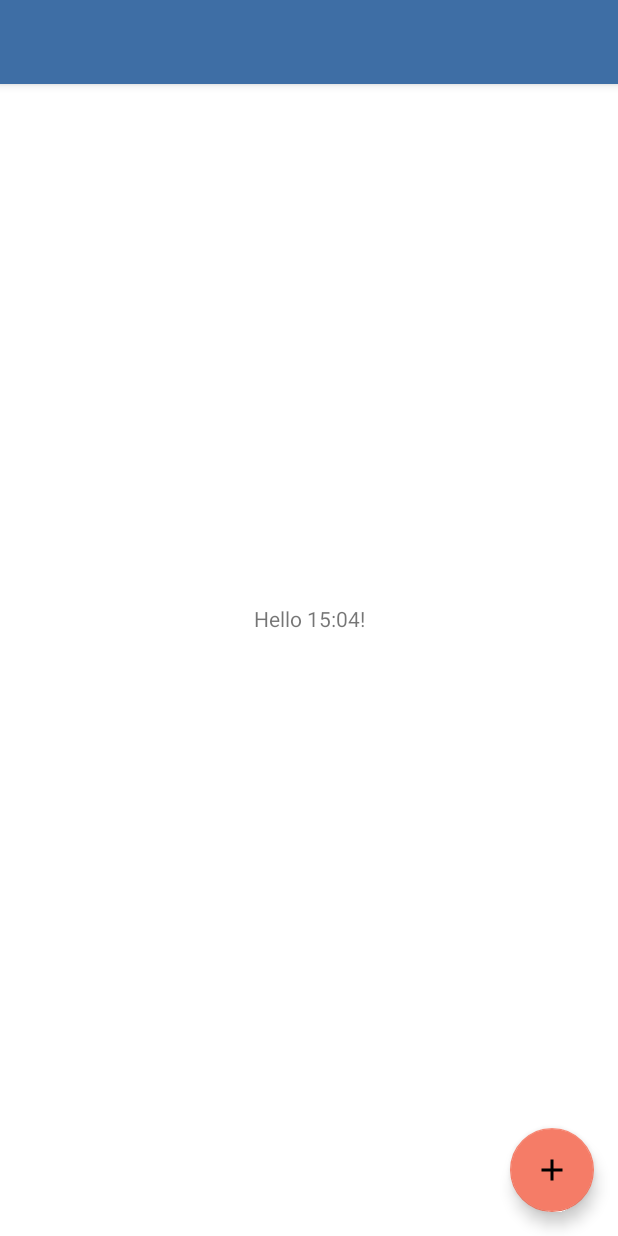
After one commit to trinkster/trinkster, an Android app: the layout activity_history.xml on its own in the app's theme, with its tools: preview values and no code run, on a phone screen of 412 x 824 dp. The commit adds this screen. Run offline under Robolectric (Android 15) with nearby library versions, the phone set to English and light mode, and no system bars.

Commit message:
Project Setup: - Added needed activities - Deleted tab-trials

```diff
--- a/app/src/main/java/ch/bfh/btx8108/trinkster/MainActivity.java
+++ b/app/src/main/java/ch/bfh/btx8108/trinkster/History.java
@@ -6,12 +6,12 @@ import android.support.v7.widget.Toolbar;
 import android.view.Menu;
 import android.view.MenuItem;
 
-public class MainActivity extends AppCompatActivity {
+public class History extends AppCompatActivity {
 
     @Override
     protected void onCreate(Bundle savedInstanceState) {
         super.onCreate(savedInstanceState);
-        setContentView(R.layout.activity_main);
+        setContentView(R.layout.activity_history);
         Toolbar myToolbar = (Toolbar) findViewById(R.id.my_toolbar);
         setSupportActionBar(myToolbar);
     }
--- /dev/null
+++ b/app/src/main/res/layout/activity_history.xml
@@ -0,0 +1,39 @@
+<?xml version="1.0" encoding="utf-8"?>
+<android.support.constraint.ConstraintLayout
+    xmlns:android="http://schemas.android.com/apk/res/android"
+    xmlns:app="http://schemas.android.com/apk/res-auto"
+    xmlns:tools="http://schemas.android.com/tools"
+    android:layout_width="match_parent"
+    android:layout_height="match_parent"
+    tools:context=".History">
+
+    <android.support.v7.widget.Toolbar
+        android:id="@+id/my_toolbar"
+        android:layout_width="match_parent"
+        android:layout_height="?attr/actionBarSize"
+        android:background="?attr/colorPrimary"
+        android:elevation="4dp"
+        android:theme="@style/ThemeOverlay.AppCompat.ActionBar"
+        app:popupTheme="@style/ThemeOverlay.AppCompat.Light"/>
+
+    <TextView
+        android:layout_width="wrap_content"
+        android:layout_height="wrap_content"
+        android:text="Hello 15:04!"
+        app:layout_constraintBottom_toBottomOf="parent"
+        app:layout_constraintLeft_toLeftOf="parent"
+        app:layout_constraintRight_toRightOf="parent"
+        app:layout_constraintTop_toTopOf="parent" />
+
+    <android.support.design.widget.FloatingActionButton
+        android:id="@+id/floatingActionButton"
+        android:layout_width="wrap_content"
+        android:layout_height="wrap_content"
+        android:layout_marginEnd="16dp"
+        android:layout_marginBottom="16dp"
+        android:clickable="true"
+        app:layout_constraintBottom_toBottomOf="parent"
+        app:layout_constraintEnd_toEndOf="parent"
+        app:srcCompat="@drawable/ic_add_black_24dp" />
+
+</android.support.constraint.ConstraintLayout>
```
Also changed, not shown: app/src/main/AndroidManifest.xml (+16 -1 lines), app/src/main/java/ch/bfh/btx8108/trinkster/GuessBAC.java (added, +13 -0 lines), app/src/main/java/ch/bfh/btx8108/trinkster/Statistic.java (added, +14 -0 lines), app/src/main/java/ch/bfh/btx8108/trinkster/Tab1.java (deleted, +0 -108 lines), app/src/main/java/ch/bfh/btx8108/trinkster/Tab2.java (deleted, +0 -108 lines), app/src/main/java/ch/bfh/btx8108/trinkster/Tab3.java (deleted, +0 -108 lines), app/src/main/res/layout/activity_guess_bac.xml (added, +9 -0 lines), app/src/main/res/layout/activity_statistic.xml (renamed from app/src/main/res/layout/activity_main.xml, +2 -27 lines), app/src/main/res/layout/fragment_tab1.xml (deleted, +0 -16 lines), app/src/main/res/layout/fragment_tab2.xml (deleted, +0 -16 lines), app/src/main/res/layout/fragment_tab3.xml (deleted, +0 -15 lines).
